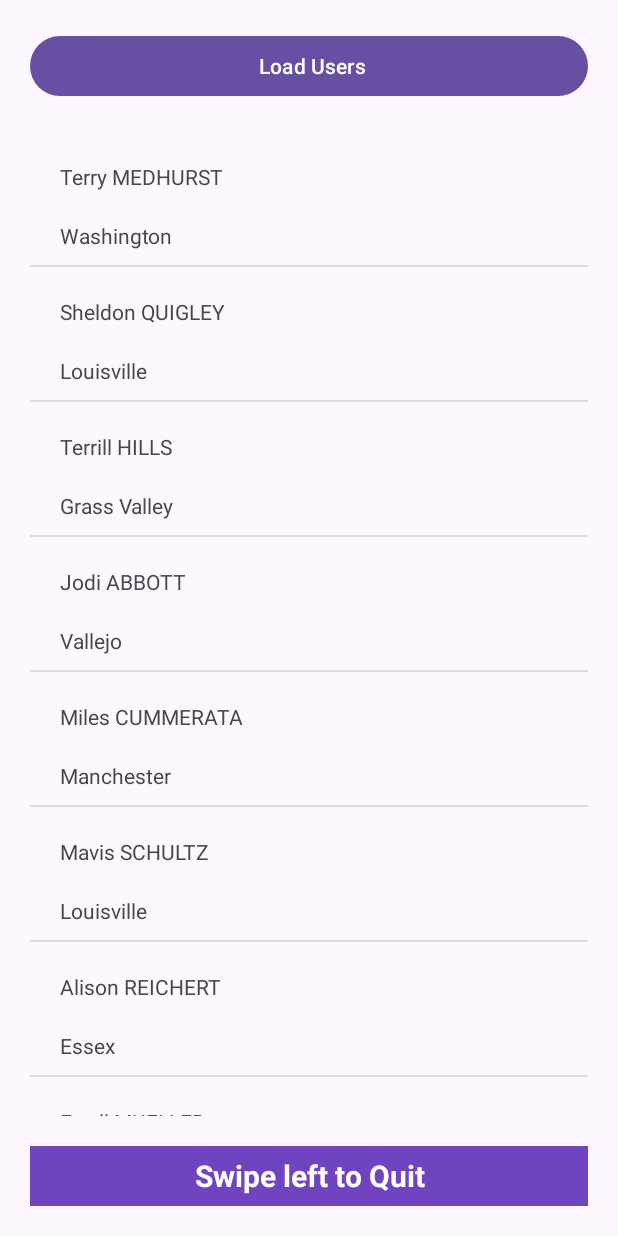
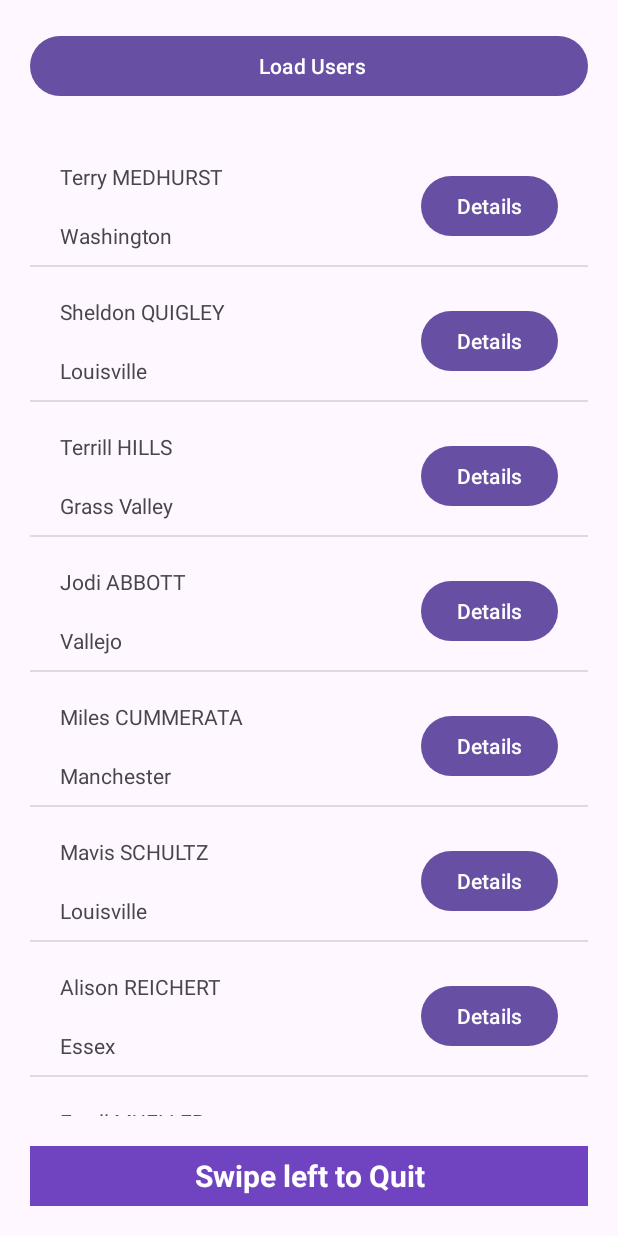
Before and after one commit to KhalidIdouahman/Mini_Project_01, an Android app: the screen it shows after launch (MainActivity), after a tap on "Load Users", on a phone screen of 412 x 824 dp. Run offline under Robolectric (Android 15) with nearby library versions, the phone set to English and light mode, and no system bars.

Commit message:
add button details to show user infos in a dialogFragment + double click for check the user still work properly  .

```diff
--- a/app/src/main/java/com/example/miniproject_01/MainActivity.java
+++ b/app/src/main/java/com/example/miniproject_01/MainActivity.java
@@ -63,7 +63,7 @@ public class MainActivity extends AppCompatActivity implements View.OnClickListe
         if (v.getId() == bindingViews.loadBtn.getId()) {
             String data = getDataFromJson("users.json");
             ArrayList<UserModel> usersInfos = getUsers(data);
-            UserAdapter dataOfListView = new UserAdapter(this , usersInfos);
+            UserAdapter dataOfListView = new UserAdapter(this , usersInfos , getSupportFragmentManager());
             bindingViews.usersListView.setAdapter(dataOfListView);
         } else  {
             finish();
--- a/app/src/main/java/com/example/miniproject_01/UserAdapter.java
+++ b/app/src/main/java/com/example/miniproject_01/UserAdapter.java
@@ -13,16 +13,19 @@ import android.widget.TextView;
 import android.widget.Toast;
 
 import androidx.appcompat.app.AlertDialog;
+import androidx.fragment.app.FragmentManager;
 
 import java.util.ArrayList;
 
 public class UserAdapter extends BaseAdapter {
     ArrayList<UserModel> usersList ;
     Context context;
+    FragmentManager fragmentManager;
     private final int DURATION_OF_DOUBLE_CLICK = 250;
-    public UserAdapter(Context context , ArrayList<UserModel> usersList) {
+    public UserAdapter(Context context , ArrayList<UserModel> usersList , FragmentManager fragmentManager) {
         this.usersList = usersList;
         this.context = context;
+        this.fragmentManager = fragmentManager;
     }
 
     @Override
@@ -49,6 +52,7 @@ public class UserAdapter extends BaseAdapter {
         TextView userFullName = convertView.findViewById(R.id.user_full_name_tv);
         TextView userCity = convertView.findViewById(R.id.user_city_tv);
         ImageView userCheckImg = convertView.findViewById(R.id.user_check_im);
+        Button userDetailsBtn = convertView.findViewById(R.id.user_details_btn);
 
         userFullName.setText(user.fullName());
         userCity.setText(user.getCity());
@@ -80,6 +84,11 @@ public class UserAdapter extends BaseAdapter {
             }
         });
 
+        userDetailsBtn.setOnClickListener(v -> {
+            UserDetailsDialogFragment userDetails = new UserDetailsDialogFragment(user);
+            userDetails.show(fragmentManager , null);
+        });
+
         return convertView;
     }
 }
--- a/app/src/main/res/layout/item_user.xml
+++ b/app/src/main/res/layout/item_user.xml
@@ -32,10 +32,21 @@
         android:layout_width="wrap_content"
         android:layout_height="wrap_content"
         android:layout_marginEnd="20dp"
+        android:visibility="invisible"
+        app:layout_constraintBottom_toBottomOf="@+id/user_city_tv"
+        app:layout_constraintEnd_toStartOf="@+id/user_details_btn"
+        app:layout_constraintTop_toTopOf="@id/user_full_name_tv"
+        app:layout_constraintVertical_bias="0.454"
+        app:srcCompat="@drawable/ic_check" />
+
+    <Button
+        android:id="@+id/user_details_btn"
+        android:layout_width="wrap_content"
+        android:layout_height="wrap_content"
+        android:layout_marginEnd="20dp"
+        android:text="Details"
         app:layout_constraintBottom_toBottomOf="@+id/user_city_tv"
         app:layout_constraintEnd_toEndOf="parent"
-        app:layout_constraintTop_toTopOf="@id/user_full_name_tv"
-        android:visibility="invisible"
-        app:srcCompat="@drawable/ic_check" />
+        app:layout_constraintTop_toTopOf="@+id/user_full_name_tv" />
 
 </androidx.constraintlayout.widget.ConstraintLayout>
```
Also changed, not shown: app/src/main/java/com/example/miniproject_01/UserDetailsDialogFragment.java (added, +40 -0 lines), app/src/main/res/layout/item_user_details.xml (added, +51 -0 lines).
